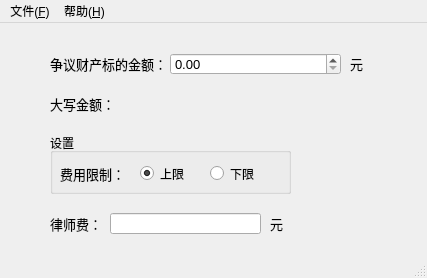
FLHonker/legal_fare_calculator, file mainwin.ui: the form before one commit.
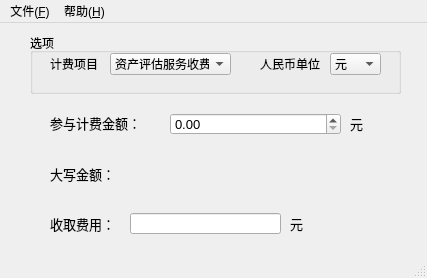
The form after the commit. Icons and pictures are not drawn.

The edit to the form file:
```diff
--- a/mainwin.ui
+++ b/mainwin.ui
@@ -28,7 +28,7 @@
     <property name="geometry">
      <rect>
       <x>50</x>
-      <y>30</y>
+      <y>90</y>
       <width>121</width>
       <height>21</height>
      </rect>
@@ -40,15 +40,15 @@
      </font>
     </property>
     <property name="text">
-     <string>争议财产标的金额：</string>
+     <string>&lt;html&gt;&lt;head/&gt;&lt;body&gt;&lt;p&gt;参与计费金额：&lt;/p&gt;&lt;/body&gt;&lt;/html&gt;</string>
     </property>
    </widget>
-   <widget class="QLabel" name="label_2">
+   <widget class="QLabel" name="yuan_1">
     <property name="geometry">
      <rect>
       <x>350</x>
-      <y>30</y>
-      <width>31</width>
+      <y>90</y>
+      <width>41</width>
       <height>21</height>
      </rect>
     </property>
@@ -67,7 +67,7 @@
     <property name="geometry">
      <rect>
       <x>170</x>
-      <y>30</y>
+      <y>90</y>
       <width>171</width>
       <height>22</height>
      </rect>
@@ -82,59 +82,6 @@
      <double>9999999999.989999771118164</double>
     </property>
    </widget>
-   <widget class="QLabel" name="label_3">
-    <property name="geometry">
-     <rect>
-      <x>60</x>
-      <y>140</y>
-      <width>81</width>
-      <height>21</height>
-     </rect>
-    </property>
-    <property name="font">
-     <font>
-      <family>宋体</family>
-      <pointsize>10</pointsize>
-     </font>
-    </property>
-    <property name="text">
-     <string>费用限制：</string>
-    </property>
-   </widget>
-   <widget class="QRadioButton" name="rBtn_upLimit">
-    <property name="geometry">
-     <rect>
-      <x>140</x>
-      <y>140</y>
-      <width>61</width>
-      <height>21</height>
-     </rect>
-    </property>
-    <property name="font">
-     <font>
-      <family>宋体</family>
-     </font>
-    </property>
-    <property name="text">
-     <string>上限</string>
-    </property>
-    <property name="checked">
-     <bool>true</bool>
-    </property>
-   </widget>
-   <widget class="QRadioButton" name="rBtn_downLimit">
-    <property name="geometry">
-     <rect>
-      <x>210</x>
-      <y>140</y>
-      <width>61</width>
-      <height>21</height>
-     </rect>
-    </property>
-    <property name="text">
-     <string>下限</string>
-    </property>
-   </widget>
    <widget class="QLabel" name="label_4">
     <property name="geometry">
      <rect>
@@ -151,13 +98,13 @@
      </font>
     </property>
     <property name="text">
-     <string>律师费：</string>
+     <string>收取费用：</string>
     </property>
    </widget>
    <widget class="QLineEdit" name="lineEdit_fare">
     <property name="geometry">
      <rect>
-      <x>110</x>
+      <x>130</x>
       <y>190</y>
       <width>151</width>
       <height>21</height>
@@ -176,9 +123,9 @@
    <widget class="QLabel" name="label_5">
     <property name="geometry">
      <rect>
-      <x>270</x>
+      <x>290</x>
       <y>190</y>
-      <width>31</width>
+      <width>41</width>
       <height>21</height>
      </rect>
     </property>
@@ -193,24 +140,11 @@
      <string>元</string>
     </property>
    </widget>
-   <widget class="QGroupBox" name="groupBox">
-    <property name="geometry">
-     <rect>
-      <x>50</x>
-      <y>110</y>
-      <width>241</width>
-      <height>61</height>
-     </rect>
-    </property>
-    <property name="title">
-     <string>设置</string>
-    </property>
-   </widget>
    <widget class="QLabel" name="label_6">
     <property name="geometry">
      <rect>
       <x>50</x>
-      <y>70</y>
+      <y>140</y>
       <width>71</width>
       <height>21</height>
      </rect>
@@ -229,7 +163,7 @@
     <property name="geometry">
      <rect>
       <x>120</x>
-      <y>70</y>
+      <y>140</y>
       <width>281</width>
       <height>21</height>
      </rect>
@@ -247,18 +181,85 @@
      <bool>false</bool>
     </property>
    </widget>
-   <zorder>groupBox</zorder>
-   <zorder>label</zorder>
-   <zorder>label_2</zorder>
-   <zorder>doubleSpinBox_money</zorder>
-   <zorder>label_3</zorder>
-   <zorder>rBtn_upLimit</zorder>
-   <zorder>rBtn_downLimit</zorder>
-   <zorder>label_4</zorder>
-   <zorder>lineEdit_fare</zorder>
-   <zorder>label_5</zorder>
-   <zorder>label_6</zorder>
-   <zorder>label_money</zorder>
+   <widget class="QGroupBox" name="settingBox">
+    <property name="geometry">
+     <rect>
+      <x>30</x>
+      <y>10</y>
+      <width>371</width>
+      <height>61</height>
+     </rect>
+    </property>
+    <property name="title">
+     <string>选项</string>
+    </property>
+    <widget class="QComboBox" name="comboBox_1">
+     <property name="geometry">
+      <rect>
+       <x>80</x>
+       <y>20</y>
+       <width>121</width>
+       <height>22</height>
+      </rect>
+     </property>
+     <item>
+      <property name="text">
+       <string>资产评估服务收费</string>
+      </property>
+     </item>
+     <item>
+      <property name="text">
+       <string>房地产评估收费</string>
+      </property>
+     </item>
+    </widget>
+    <widget class="QComboBox" name="comboBox_2">
+     <property name="geometry">
+      <rect>
+       <x>300</x>
+       <y>20</y>
+       <width>51</width>
+       <height>22</height>
+      </rect>
+     </property>
+     <item>
+      <property name="text">
+       <string>元</string>
+      </property>
+     </item>
+     <item>
+      <property name="text">
+       <string>万元</string>
+      </property>
+     </item>
+    </widget>
+    <widget class="QLabel" name="label_2">
+     <property name="geometry">
+      <rect>
+       <x>20</x>
+       <y>20</y>
+       <width>54</width>
+       <height>21</height>
+      </rect>
+     </property>
+     <property name="text">
+      <string>计费项目</string>
+     </property>
+    </widget>
+    <widget class="QLabel" name="label_3">
+     <property name="geometry">
+      <rect>
+       <x>230</x>
+       <y>20</y>
+       <width>71</width>
+       <height>21</height>
+      </rect>
+     </property>
+     <property name="text">
+      <string>人民币单位</string>
+     </property>
+    </widget>
+   </widget>
   </widget>
   <widget class="QMenuBar" name="menuBar">
    <property name="geometry">
```
Left out of the diff: 6 changed lines with no effect on the pictures.
